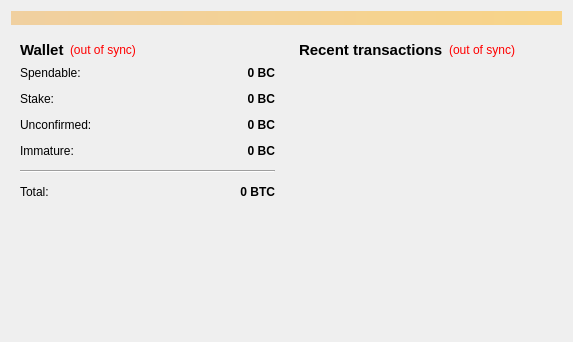
Old version of the form src/qt/forms/overviewpage.ui in the repository GreenSharesInvest/Pipshares.
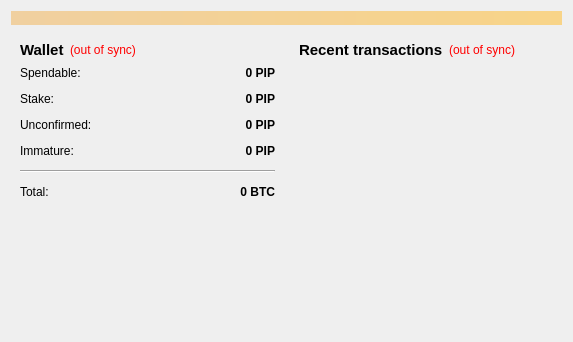
New version of the form.

```diff
--- a/src/qt/forms/overviewpage.ui
+++ b/src/qt/forms/overviewpage.ui
@@ -118,7 +118,7 @@
                <string>Your current spendable balance</string>
               </property>
               <property name="text">
-               <string notr="true">0 BC</string>
+               <string notr="true">0 PIP</string>
               </property>
               <property name="alignment">
                <set>Qt::AlignRight|Qt::AlignTrailing|Qt::AlignVCenter</set>
@@ -150,7 +150,7 @@
                <string>Total of coins that was staked, and do not yet count toward the current balance</string>
               </property>
               <property name="text">
-               <string notr="true">0 BC</string>
+               <string notr="true">0 PIP</string>
               </property>
               <property name="alignment">
                <set>Qt::AlignRight|Qt::AlignTrailing|Qt::AlignVCenter</set>
@@ -182,7 +182,7 @@
                <string>Total of transactions that have yet to be confirmed, and do not yet count toward the current balance</string>
               </property>
               <property name="text">
-               <string notr="true">0 BC</string>
+               <string notr="true">0 PIP</string>
               </property>
               <property name="alignment">
                <set>Qt::AlignRight|Qt::AlignTrailing|Qt::AlignVCenter</set>
@@ -211,7 +211,7 @@
                <string>Mined balance that has not yet matured</string>
               </property>
               <property name="text">
-               <string notr="true">0 BC</string>
+               <string notr="true">0 PIP</string>
               </property>
               <property name="alignment">
                <set>Qt::AlignRight|Qt::AlignTrailing|Qt::AlignVCenter</set>
```
